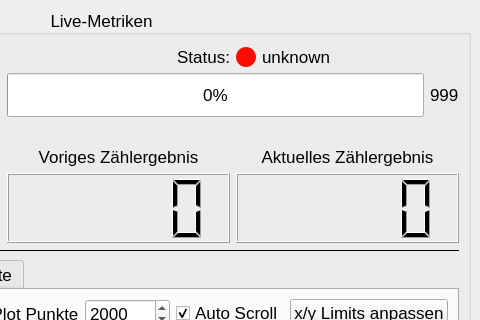
This is gmcounter/pyqt/mainwindow.ui in cckssr/gmcounter as Qt 5 draws it before an edit; both pictures show x 642 to 1122 and y 0 to 320 of the 1122 by 844 pixel window. The edited form follows.
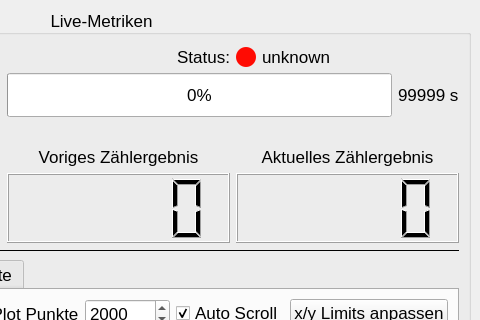
This is the edited form.

What changed in the file:
```diff
--- a/gmcounter/pyqt/mainwindow.ui
+++ b/gmcounter/pyqt/mainwindow.ui
@@ -1378,8 +1378,14 @@
                  <verstretch>0</verstretch>
                 </sizepolicy>
                </property>
+               <property name="minimumSize">
+                <size>
+                 <width>50</width>
+                 <height>0</height>
+                </size>
+               </property>
                <property name="text">
-                <string>999</string>
+                <string>99999 s</string>
                </property>
               </widget>
              </item>
```
Left out of the diff: 4 changed lines with no effect on the pictures.
